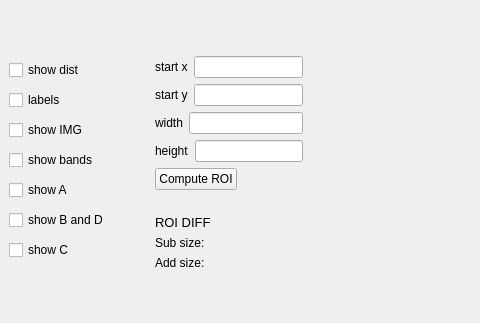
First picture: the form in subscription_gui/mainwindow.ui, repository ajaskier/gerbil, before the edit; both pictures show x 0 to 480 and y 176 to 499 of the 1200 by 700 pixel window.
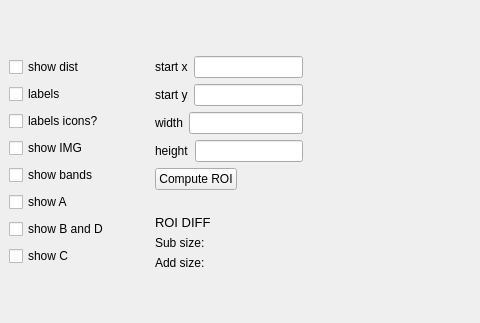
Second picture: the form after the edit.

Commit message: Label icons ported (early version)

```diff
--- a/subscription_gui/mainwindow.ui
+++ b/subscription_gui/mainwindow.ui
@@ -212,6 +212,13 @@
         </property>
        </widget>
       </item>
+      <item>
+       <widget class="QCheckBox" name="labels_icons_checkbox">
+        <property name="text">
+         <string>labels icons?</string>
+        </property>
+       </widget>
+      </item>
       <item>
        <widget class="QCheckBox" name="img_checkbox">
         <property name="text">
```
The commit also changes 12 other files.
